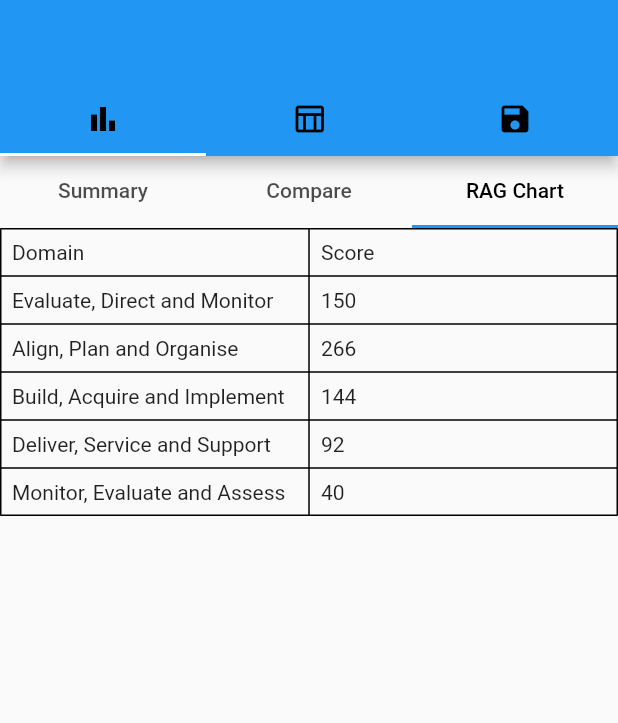
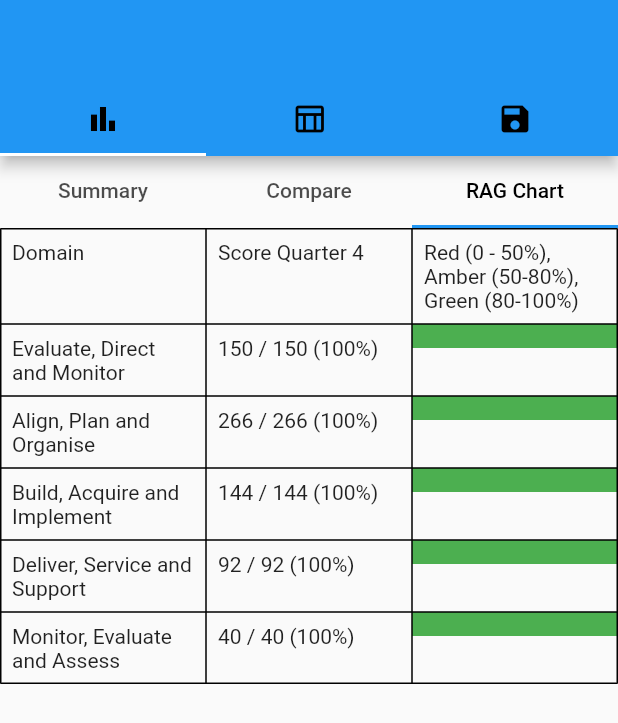
Before and after one commit to bellezhang119/cobit_dss_app, a Flutter app: the screen it shows after launch, tab 3 chosen, on a phone screen of 412 x 824 dp. Shown: the top 723 px of the screen. Run offline on Flutter 3.47's test engine with Material 2 defaults, Android fonts, the phone set to English and light mode, and no system bars; our stand-ins replace cloud_firestore, firebase_core, fl_chart, syncfusion_flutter_charts; missing offline and left inert: charts_common; accounts and stored records are empty.

Commit message:
Fix RagChart
Fixed the score to display and added a percentage,. added the colour to another table column, checked it works on both web & mobile applications.

```diff
--- a/lib/pages/homepage.dart
+++ b/lib/pages/homepage.dart
@@ -184,8 +184,8 @@ class _HomePageState extends State<HomePage> with TickerProviderStateMixin {
                   updateQuarter3Data: updateQuarter3Data,
                   updateQuarter4Data: updateQuarter4Data),
               RAGChartTab(
-                  domainScores:
-                      quarter4Data), // New RAG Chart Tab with a simple table
+                  domainScores: quarter4Data,
+              ),
             ],
           ),
         ),
--- a/lib/tabs/ragchart_tab.dart
+++ b/lib/tabs/ragchart_tab.dart
@@ -1,10 +1,20 @@
+// ragchart_tab.dart
+
 import 'package:flutter/material.dart';
 import 'dart:math';
 import '../datas/table_data.dart';
 
-
 class RAGChartTab extends StatelessWidget {
   final List<int> domainScores;
+  final List<String> domainNames = [
+    'Evaluate, Direct and Monitor',
+    'Align, Plan and Organise',
+    'Build, Acquire and Implement',
+    'Deliver, Service and Support',
+    'Monitor, Evaluate and Assess',
+  ];
+
+  final List<int> domainWeights = [150, 266, 144, 92, 40];
 
   RAGChartTab({required this.domainScores});
 
@@ -14,36 +24,63 @@ class RAGChartTab extends StatelessWidget {
   }
 
   Widget _buildTable() {
-    List<String> domains = TableData.domains;
+    int rowCount = min(domainNames.length, domainScores.length);
 
-    // Ensure both lists have the same length
-    int rowCount = min(domains.length, domainScores.length);
-
-    // Filter out the domains with empty names
-    List<String> nonEmptyDomains = domains.where((domain) => domain.isNotEmpty).toList();
+    List<TableRow> rows = [];
+    rows.add(_buildTableRow(['Domain', 'Score Quarter 4', 'Red (0 - 50%), Amber (50-80%), Green (80-100%)'])); // Header row
+    for (int i = 0; i < rowCount; i++) {
+      int totalWeight = domainWeights[i];
+      double totalWeightValue = totalWeight.toDouble();
+      double percentage = totalWeightValue != 0 ? (domainScores[i] / totalWeightValue) * 100 : 0;
+      Color? backgroundColor = _getScoreBoxColor(percentage);
+      rows.add(_buildTableRow([
+        domainNames[i],
+        '${domainScores[i]} / $totalWeight (${percentage.toStringAsFixed(0)}%)',
+        backgroundColor,
+      ]));
+    }
 
     return Table(
       border: TableBorder.all(),
-      children: [
-        _buildTableRow(['Domain', 'Score']), // Header row
-        for (int i = 0; i < rowCount; i++)
-          _buildTableRow([nonEmptyDomains[i], domainScores[i].toString()]), // Domain row
-      ],
+      children: rows,
     );
   }
 
-  TableRow _buildTableRow(List<String> rowData) {
+  TableRow _buildTableRow(List<dynamic> rowData) {
     return TableRow(
       children: rowData.map((cellData) => _buildTableCell(cellData)).toList(),
     );
   }
 
-  Widget _buildTableCell(String data) {
+  Widget _buildTableCell(dynamic data) {
     return TableCell(
-      child: Padding(
+      child: Container(
         padding: EdgeInsets.all(8.0),
-        child: Text(data),
+        color: data is Color ? data : null, // Set the background color for the score box cell
+        child: data is Color ? SizedBox.shrink() : Text( // Use SizedBox.shrink() for empty cell
+          data.toString(),
+          style: TextStyle(
+            color: data is Color ? _getTextColorForScoreBox(data) : null, // Set the text color for the score box cell
+          ),
+        ),
       ),
     );
   }
+
+  Color _getScoreBoxColor(double percentage) {
+    if (percentage >= 80) {
+      return Colors.green;
+    } else if (percentage >= 50) {
+      return Colors.amber;
+    } else {
+      return Colors.red;
+    }
+  }
+
+  Color _getTextColorForScoreBox(Color backgroundColor) {
+    // Determine the appropriate text color for the score box based on the background color
+    // You can customize this logic as needed
+    // For example, use a contrasting color if the background color is dark, and vice versa
+    return Colors.white;
+  }
 }
```
